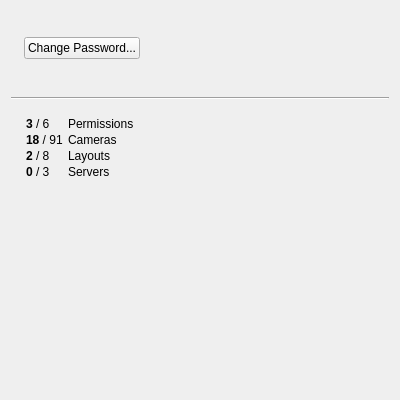
Old version of the form client/libclient/src/ui/widgets/properties/user_profile_widget.ui in the repository networkoptix/nx_open.
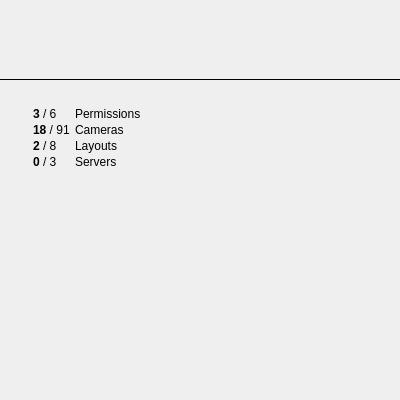
New version of the form. The open tabs and pages were chosen to show the change. Custom widgets are drawn as their Qt base class.

Commit message:
VMS-3528 - User settings - self & higher rights user's settings
<==== Mercurial data ====>
Branch: dev_3.0.0_gui

Patch:
```diff
--- a/client/libclient/src/ui/widgets/properties/user_profile_widget.ui
+++ b/client/libclient/src/ui/widgets/properties/user_profile_widget.ui
@@ -10,7 +10,44 @@
     <height>400</height>
    </rect>
   </property>
+  <layout class="QVBoxLayout" name="verticalLayout_4" stretch="0,0,1">
+   <property name="spacing">
+    <number>0</number>
+   </property>
+   <property name="leftMargin">
+    <number>0</number>
+   </property>
+   <property name="topMargin">
+    <number>0</number>
+   </property>
+   <property name="rightMargin">
+    <number>0</number>
+   </property>
+   <property name="bottomMargin">
+    <number>0</number>
+   </property>
+   <item>
+    <widget class="QStackedWidget" name="stackedWidget">
+     <property name="currentIndex">
+      <number>0</number>
+     </property>
+     <widget class="QWidget" name="localUserPage">
   <layout class="QVBoxLayout" name="verticalLayout">
+       <property name="spacing">
+        <number>8</number>
+       </property>
+       <property name="leftMargin">
+        <number>16</number>
+       </property>
+       <property name="topMargin">
+        <number>16</number>
+       </property>
+       <property name="rightMargin">
+        <number>16</number>
+       </property>
+       <property name="bottomMargin">
+        <number>0</number>
+       </property>
    <item>
     <widget class="QnInputField" name="loginInputField" native="true"/>
    </item>
@@ -67,29 +104,67 @@
      </layout>
     </widget>
    </item>
-   <item>
-    <widget class="QLabel" name="manageAccountLabel">
-     <property name="text">
-      <string notr="true">&lt;Manage Account...&gt;</string>
-     </property>
-     <property name="openExternalLinks">
-      <bool>true</bool>
-     </property>
-    </widget>
-   </item>
    <item>
     <widget class="Line" name="line">
-     <property name="minimumSize">
-      <size>
-       <width>0</width>
-       <height>10</height>
-      </size>
-     </property>
+         <property name="orientation">
+          <enum>Qt::Horizontal</enum>
+         </property>
+        </widget>
+       </item>
+      </layout>
+     </widget>
+     <widget class="QWidget" name="cloudUserPage">
+      <layout class="QVBoxLayout" name="verticalLayout_2">
+       <property name="spacing">
+        <number>0</number>
+       </property>
+       <property name="leftMargin">
+        <number>0</number>
+       </property>
+       <property name="topMargin">
+        <number>0</number>
+       </property>
+       <property name="rightMargin">
+        <number>0</number>
+       </property>
+       <property name="bottomMargin">
+        <number>8</number>
+       </property>
+       <item>
+        <widget class="QnCloudUserPanelWidget" name="cloudPanelWidget" native="true"/>
+       </item>
+       <item>
+        <widget class="Line" name="line_2">
+         <property name="frameShadow">
+          <enum>QFrame::Plain</enum>
+         </property>
      <property name="orientation">
       <enum>Qt::Horizontal</enum>
      </property>
     </widget>
    </item>
+      </layout>
+     </widget>
+    </widget>
+   </item>
+   <item>
+    <widget class="QWidget" name="widget" native="true">
+     <layout class="QVBoxLayout" name="verticalLayout_3">
+      <property name="spacing">
+       <number>8</number>
+      </property>
+      <property name="leftMargin">
+       <number>16</number>
+      </property>
+      <property name="topMargin">
+       <number>8</number>
+      </property>
+      <property name="rightMargin">
+       <number>16</number>
+      </property>
+      <property name="bottomMargin">
+       <number>0</number>
+      </property>
    <item>
     <widget class="QnInputField" name="groupInputField" native="true"/>
    </item>
@@ -128,6 +203,9 @@
      </item>
     </layout>
    </item>
+     </layout>
+    </widget>
+   </item>
    <item>
     <spacer name="verticalSpacer">
      <property name="orientation">
@@ -150,6 +228,12 @@
    <header location="global">ui/widgets/common/input_field.h</header>
    <container>1</container>
   </customwidget>
+  <customwidget>
+   <class>QnCloudUserPanelWidget</class>
+   <extends>QWidget</extends>
+   <header location="global">ui/widgets/properties/cloud_user_panel_widget.h</header>
+   <container>1</container>
+  </customwidget>
  </customwidgets>
  <resources/>
  <connections/>
```
Lines whose indentation alone changed are shown as unchanged. The commit also changes 6 other files.
